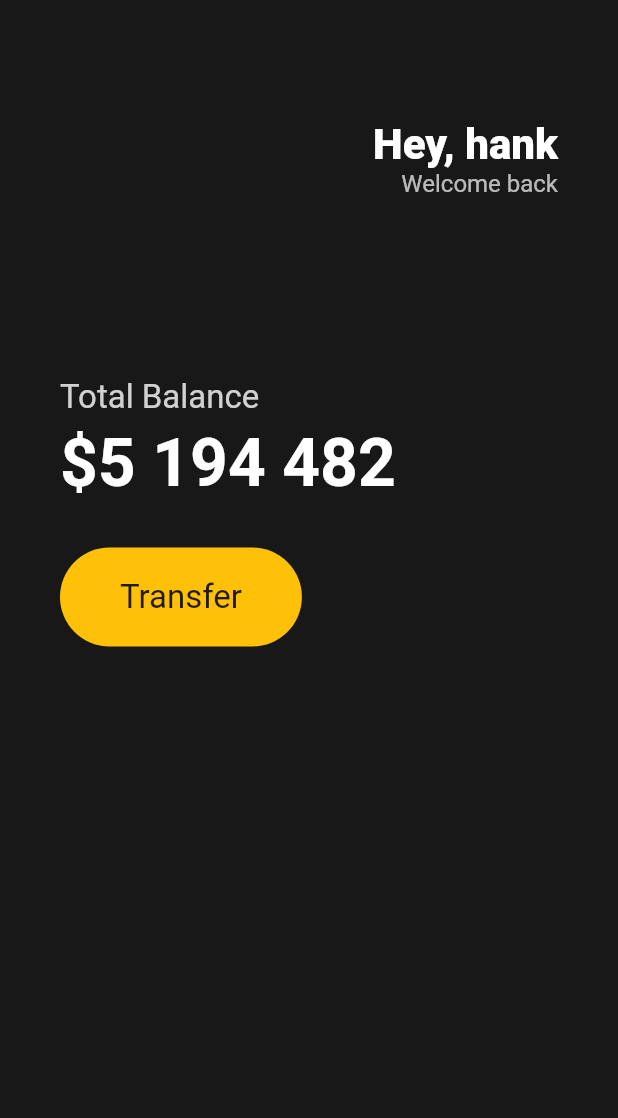
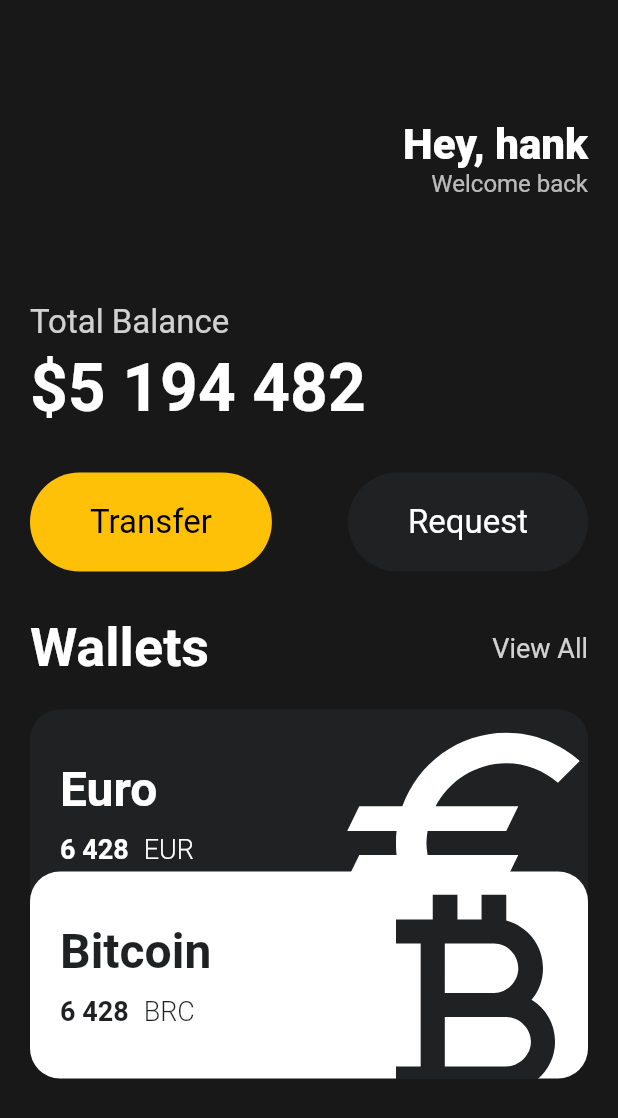
Before and after one commit to hank1245/flutter-app, a Flutter app: the screen it shows after launch, on a phone screen of 412 x 824 dp. Shown: the top 1118 px of the screen. Run offline on Flutter 3.47's test engine with Material 2 defaults, Android fonts, the phone set to English and light mode, and no system bars.

Commit message:
wallet app

```diff
--- a/lib/main.dart
+++ b/lib/main.dart
@@ -1,21 +1,26 @@
 import 'package:flutter/material.dart';
+import 'package:myapp/widgets/button.dart';
+import 'package:myapp/widgets/currency_card.dart';
 
 void main() {
-  runApp(App());
+  runApp(const App());
 }
 
 class App extends StatelessWidget {
+  const App({super.key});
+
   @override
-  build(BuildContext buildcontext) {
+  build(BuildContext context) {
     return MaterialApp(
       home: Scaffold(
-          backgroundColor: Color(0xFF181818),
-          body: Padding(
-            padding: EdgeInsets.symmetric(horizontal: 40),
+          backgroundColor: const Color(0xFF181818),
+          body: SingleChildScrollView(
+            child: Padding(
+              padding: const EdgeInsets.symmetric(horizontal: 20),
               child: Column(
                 crossAxisAlignment: CrossAxisAlignment.start,
                 children: [
-                SizedBox(
+                  const SizedBox(
                     height: 80,
                   ),
                   Row(
@@ -24,7 +29,7 @@ class App extends StatelessWidget {
                       Column(
                         crossAxisAlignment: CrossAxisAlignment.end,
                         children: [
-                        Text(
+                          const Text(
                             'Hey, hank',
                             style: TextStyle(
                               color: Colors.white,
@@ -43,8 +48,8 @@ class App extends StatelessWidget {
                       )
                     ],
                   ),
-                SizedBox(
-                  height: 120,
+                  const SizedBox(
+                    height: 70,
                   ),
                   Text(
                     'Total Balance',
@@ -53,10 +58,10 @@ class App extends StatelessWidget {
                       color: Colors.white.withOpacity((0.8)),
                     ),
                   ),
-                SizedBox(
+                  const SizedBox(
                     height: 5,
                   ),
-                Text(
+                  const Text(
                     '\$5 194 482',
                     style: TextStyle(
                       fontSize: 44,
@@ -64,31 +69,67 @@ class App extends StatelessWidget {
                       fontWeight: FontWeight.w600,
                     ),
                   ),
-                SizedBox(
+                  const SizedBox(
                     height: 30,
                   ),
                   Row(
+                    mainAxisAlignment: MainAxisAlignment.spaceBetween,
+                    children: const [
+                      Button(
+                        text: 'Transfer',
+                        bgColor: Colors.amber,
+                        textColor: Colors.black,
+                      ),
+                      Button(
+                        text: 'Request',
+                        bgColor: Color(0xFF1f2123),
+                        textColor: Colors.white,
+                      ),
+                    ],
+                  ),
+                  const SizedBox(
+                    height: 30,
+                  ),
+                  Row(
+                    mainAxisAlignment: MainAxisAlignment.spaceBetween,
                     children: [
-                    Container(
-                      decoration: BoxDecoration(
-                          color: Colors.amber,
-                          borderRadius: BorderRadius.circular(45)),
-                      child: Padding(
-                        padding: EdgeInsets.symmetric(
-                          vertical: 20,
-                          horizontal: 40,
-                        ),
-                        child: Text(
-                          'Transfer',
+                      const Text(
+                        'Wallets',
                         style: TextStyle(
-                            fontSize: 22,
+                          color: Colors.white,
+                          fontSize: 36,
+                          fontWeight: FontWeight.w600,
                         ),
                       ),
+                      Text('View All',
+                          style: TextStyle(
+                            color: Colors.white.withOpacity(0.8),
+                            fontSize: 18,
+                          )),
+                    ],
                   ),
-                    )
+                  const SizedBox(
+                    height: 20,
+                  ),
+                  const CurrencyCard(
+                    name: 'Euro',
+                    amount: '6 428',
+                    code: 'EUR',
+                    icon: Icons.euro_sharp,
+                    isInverted: false,
+                  ),
+                  Transform.translate(
+                    offset: const Offset(0, -30),
+                    child: const CurrencyCard(
+                      name: 'Bitcoin',
+                      amount: '6 428',
+                      code: 'BRC',
+                      icon: Icons.currency_bitcoin,
+                      isInverted: true,
+                    ),
+                  ),
                 ],
-                )
-              ],
+              ),
             ),
           )),
     );
--- /dev/null
+++ b/lib/widgets/button.dart
@@ -0,0 +1,35 @@
+import 'package:flutter/material.dart';
+
+class Button extends StatelessWidget {
+  final String text;
+  final Color bgColor;
+  final Color textColor;
+
+  const Button({
+    super.key,
+    required this.text,
+    required this.bgColor,
+    required this.textColor,
+  });
+
+  @override
+  Widget build(BuildContext context) {
+    return Container(
+      decoration: BoxDecoration(
+          color: bgColor, borderRadius: BorderRadius.circular(45)),
+      child: Padding(
+        padding: const EdgeInsets.symmetric(
+          vertical: 20,
+          horizontal: 40,
+        ),
+        child: Text(
+          text,
+          style: TextStyle(
+            fontSize: 22,
+            color: textColor,
+          ),
+        ),
+      ),
+    );
+  }
+}
--- /dev/null
+++ b/lib/widgets/currency_card.dart
@@ -0,0 +1,86 @@
+import 'package:flutter/material.dart';
+
+class CurrencyCard extends StatelessWidget {
+  final String name, code, amount;
+  final IconData icon;
+  final bool isInverted;
+
+  final _blackColor = const Color(0xFF1F2123);
+
+  const CurrencyCard(
+      {super.key,
+      required this.name,
+      required this.code,
+      required this.amount,
+      required this.icon,
+      required this.isInverted});
+
+  @override
+  Widget build(BuildContext context) {
+    return Container(
+      clipBehavior: Clip.hardEdge,
+      decoration: BoxDecoration(
+        color: isInverted ? Colors.white : _blackColor,
+        borderRadius: BorderRadius.circular(20),
+      ),
+      child: Padding(
+        padding: const EdgeInsets.all(20),
+        child: Row(
+          mainAxisAlignment: MainAxisAlignment.spaceBetween,
+          children: [
+            Column(
+              crossAxisAlignment: CrossAxisAlignment.start,
+              children: [
+                Text(
+                  name,
+                  style: TextStyle(
+                    color: isInverted ? _blackColor : Colors.white,
+                    fontSize: 32,
+                    fontWeight: FontWeight.w600,
+                  ),
+                ),
+                const SizedBox(
+                  height: 10,
+                ),
+                Row(
+                  children: [
+                    Text(
+                      amount,
+                      style: TextStyle(
+                        color: isInverted ? _blackColor : Colors.white,
+                        fontSize: 18,
+                        fontWeight: FontWeight.w600,
+                      ),
+                    ),
+                    const SizedBox(
+                      width: 10,
+                    ),
+                    Text(
+                      code,
+                      style: TextStyle(
+                        color: isInverted ? _blackColor : Colors.white,
+                        fontSize: 18,
+                        fontWeight: FontWeight.w300,
+                      ),
+                    ),
+                  ],
+                ),
+              ],
+            ),
+            Transform.scale(
+              scale: 2,
+              child: Transform.translate(
+                offset: const Offset(-5, 10),
+                child: Icon(
+                  icon,
+                  color: isInverted ? _blackColor : Colors.white,
+                  size: 98,
+                ),
+              ),
+            )
+          ],
+        ),
+      ),
+    );
+  }
+}
```
Lines whose indentation alone changed are shown as unchanged.
